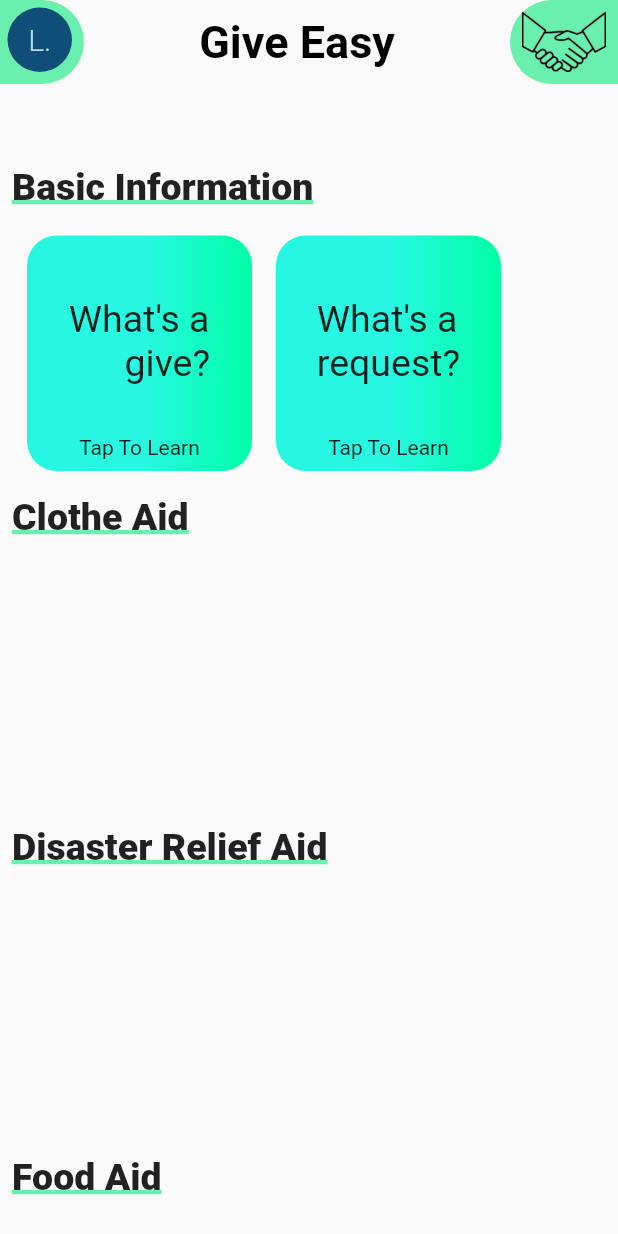
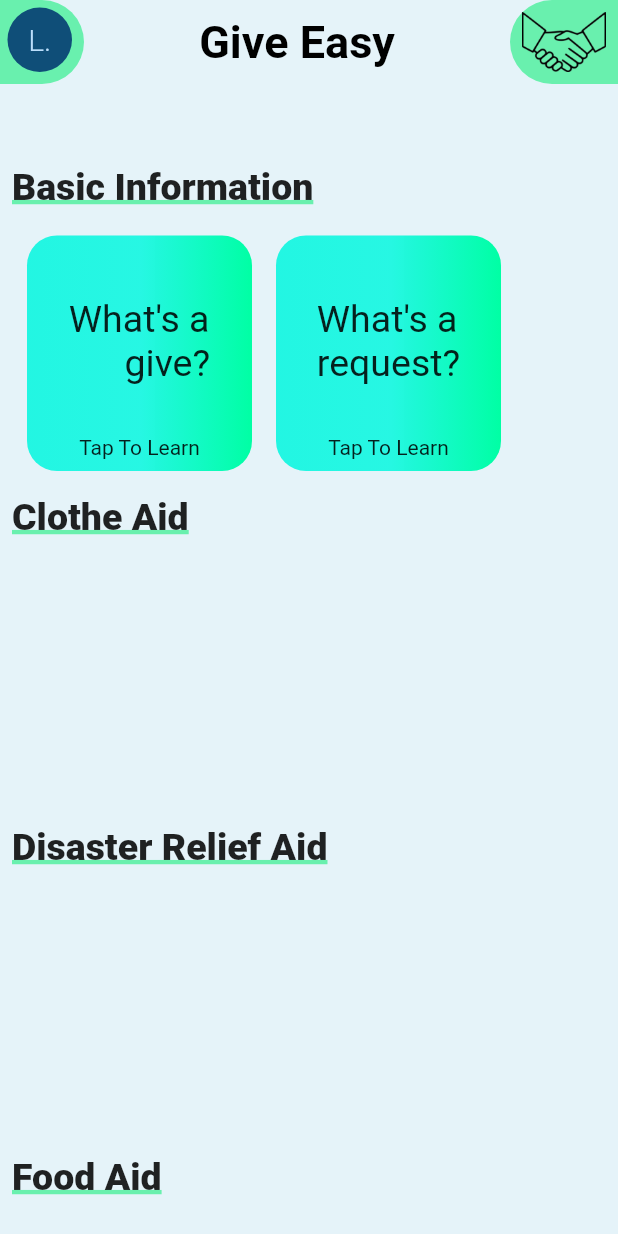
Before and after one commit to AkshaySiddannavar/give_easy, a Flutter app: the HomeScreen screen opened by its route, on a phone screen of 412 x 824 dp. Run offline on Flutter 3.47's test engine with Material 2 defaults, Android fonts, the phone set to English and light mode, and no system bars; our stand-ins replace cloud_firestore, confetti, file_picker, firebase_auth, firebase_core, firebase_storage and 2 more; missing offline and left inert: razorpay_flutter; accounts and stored records are empty.

Commit message:
change background color to a darkershade of white

```diff
--- a/lib/screens/home_screen.dart
+++ b/lib/screens/home_screen.dart
@@ -87,6 +87,7 @@ class _HomeScreenState extends State<HomeScreen> {
           username.substring(lengthOfUsername - 1).toUpperCase();
 
       return Scaffold(
+        backgroundColor: const Color.fromARGB(251, 229, 243, 249),
         drawerEnableOpenDragGesture: false,
         key: _key,
         drawer: Drawer(
```
